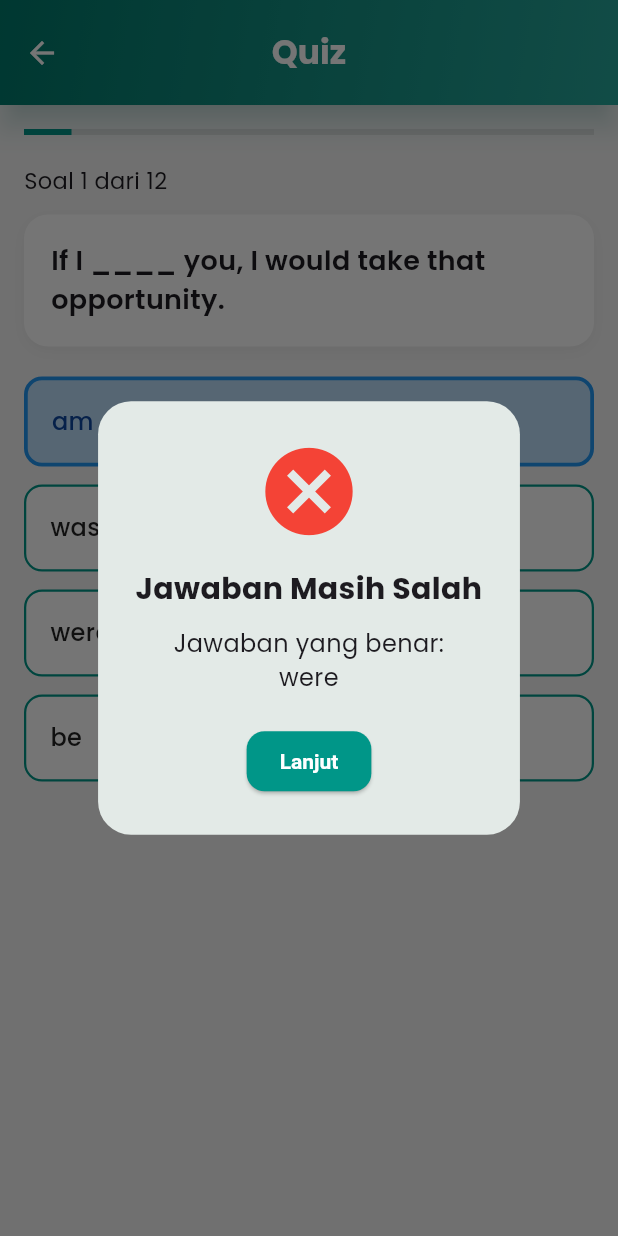
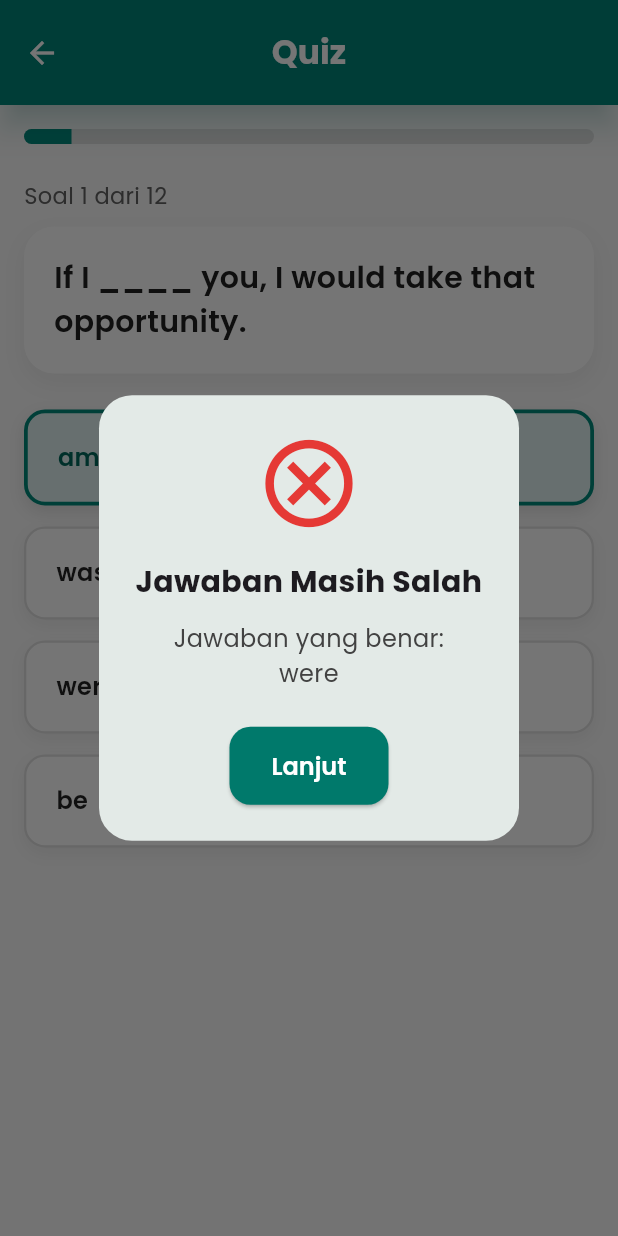
Before and after one commit to bilanakiyut/proyek, a Flutter app: the QuizPage screen opened directly, after a tap on "am", on a phone screen of 412 x 824 dp. Run offline on Flutter 3.47's test engine with Material 3 defaults, Android fonts, the phone set to English and light mode, and no system bars; our stand-ins replace google_fonts, lottie, shared_preferences, youtube_player_flutter; accounts and stored records are empty.

Commit message:
Update quiz_page.dart

```diff
--- a/lib/pages/quiz_page.dart
+++ b/lib/pages/quiz_page.dart
@@ -23,7 +23,6 @@ class _QuizPageState extends State<QuizPage> {
   int _currentIndex = 0;
   int _score = 0;
   int? selectedIndex;
-
   Map<String, String> _selectedMatches = {};
 
   @override
@@ -32,9 +31,6 @@ class _QuizPageState extends State<QuizPage> {
     _questions = widget.questions;
   }
 
-  // ==========================
-  //        ALERT BAGUS
-  // ==========================
   void _showAlert(bool isCorrect, {String? correctText}) {
     showDialog(
       context: context,
@@ -42,50 +38,52 @@ class _QuizPageState extends State<QuizPage> {
       builder: (_) => Dialog(
         shape: RoundedRectangleBorder(borderRadius: BorderRadius.circular(22)),
         child: Padding(
-          padding: const EdgeInsets.all(25),
+          padding: const EdgeInsets.all(24),
           child: Column(
             mainAxisSize: MainAxisSize.min,
             children: [
               Icon(
-                isCorrect ? Icons.check_circle : Icons.cancel,
+                isCorrect ? Icons.check_circle_outline : Icons.cancel_outlined,
                 size: 70,
-                color: isCorrect ? Colors.green : Colors.red,
+                color: isCorrect ? Colors.green.shade600 : Colors.red.shade600,
               ),
               const SizedBox(height: 16),
-
               Text(
                 isCorrect ? "Jawaban Kamu Benar!" : "Jawaban Masih Salah",
                 style: GoogleFonts.poppins(
                   fontSize: 20,
-                  fontWeight: FontWeight.bold,
+                  fontWeight: FontWeight.w700,
                 ),
                 textAlign: TextAlign.center,
               ),
-
               if (!isCorrect && correctText != null) ...[
-                const SizedBox(height: 10),
+                const SizedBox(height: 12),
                 Text(
                   "Jawaban yang benar:\n$correctText",
-                  style: GoogleFonts.poppins(fontSize: 16),
+                  style: GoogleFonts.poppins(
+                    fontSize: 16,
+                    color: Colors.grey.shade800,
+                  ),
                   textAlign: TextAlign.center,
                 ),
               ],
-
-              const SizedBox(height: 20),
+              const SizedBox(height: 24),
               ElevatedButton(
                 onPressed: () {
                   Navigator.pop(context);
                   _nextQuestion();
                 },
                 style: ElevatedButton.styleFrom(
-                  backgroundColor: Colors.teal,
-                  padding: const EdgeInsets.symmetric(
-                      vertical: 12, horizontal: 22),
+                  backgroundColor: Colors.teal.shade700,
+                  padding: const EdgeInsets.symmetric(vertical: 14, horizontal: 28),
                   shape: RoundedRectangleBorder(
-                    borderRadius: BorderRadius.circular(12),
+                    borderRadius: BorderRadius.circular(14),
                   ),
                 ),
-                child: const Text("Lanjut"),
+                child: Text(
+                  "Lanjut",
+                  style: GoogleFonts.poppins(fontSize: 16, fontWeight: FontWeight.w600),
+                ),
               )
             ],
           ),
@@ -94,9 +92,6 @@ class _QuizPageState extends State<QuizPage> {
     );
   }
 
-  // ==========================
-  //        CEK PILIHAN
-  // ==========================
   void _checkChoice(String answer) {
     final q = _questions[_currentIndex];
     bool correct =
@@ -107,9 +102,6 @@ class _QuizPageState extends State<QuizPage> {
     _showAlert(correct, correctText: q.correct);
   }
 
-  // ==========================
-  //    CEK MATCHING
-  // ==========================
   void _checkMatching() {
     final q = _questions[_currentIndex];
     bool correct = true;
@@ -127,15 +119,12 @@ class _QuizPageState extends State<QuizPage> {
     _showAlert(correct, correctText: correctText);
   }
 
-  // ==========================
-  //    NEXT QUESTION
-  // ==========================
   void _nextQuestion() async {
     if (_currentIndex < _questions.length - 1) {
       setState(() {
         _currentIndex++;
-        selectedIndex = null;        // reset pilihan
-        _selectedMatches.clear();     // reset matching
+        selectedIndex = null;
+        _selectedMatches.clear();
       });
       return;
     }
@@ -159,22 +148,10 @@ class _QuizPageState extends State<QuizPage> {
     final q = _questions[_currentIndex];
 
     return Scaffold(
-      backgroundColor: Colors.grey[100],
+      backgroundColor: Colors.grey.shade50,
       appBar: AppBar(
-      toolbarHeight: 70,
-      automaticallyImplyLeading: true,
-      flexibleSpace: Container(
-        decoration: BoxDecoration(
-          gradient: LinearGradient(
-            colors: [
-              Colors.teal.shade700,
-              Colors.teal.shade400,
-            ],
-            begin: Alignment.topLeft,
-            end: Alignment.bottomRight,
-          ),
-        ),
-      ),
+        toolbarHeight: 70,
+        backgroundColor: Colors.teal.shade600,
         elevation: 8,
         shadowColor: Colors.teal.withOpacity(0.4),
         title: Text(
@@ -186,56 +163,60 @@ class _QuizPageState extends State<QuizPage> {
           ),
         ),
         centerTitle: true,
-        ),
+      ),
       body: Padding(
         padding: const EdgeInsets.all(16),
         child: Column(
           crossAxisAlignment: CrossAxisAlignment.start,
           children: [
-            // ==========================
-            //    PROGRESS BAR
-            // ==========================
-            LinearProgressIndicator(
-              value: (_currentIndex + 1) / _questions.length,
-              color: Colors.teal,
-              backgroundColor: Colors.grey[300],
+            // Progress bar
+            ClipRRect(
+              borderRadius: BorderRadius.circular(8),
+              child: LinearProgressIndicator(
+                value: (_currentIndex + 1) / _questions.length,
+                color: Colors.teal.shade600,
+                backgroundColor: Colors.grey.shade300,
+                minHeight: 10,
+              ),
             ),
-            const SizedBox(height: 20),
+            const SizedBox(height: 24),
 
-            Text("Soal ${_currentIndex + 1} dari ${_questions.length}",
-                style: GoogleFonts.poppins(fontSize: 15)),
-            const SizedBox(height: 12),
+            // Text Soal
+            Text(
+              "Soal ${_currentIndex + 1} dari ${_questions.length}",
+              style: GoogleFonts.poppins(
+                fontSize: 15,
+                color: Colors.grey.shade700,
+              ),
+            ),
+            const SizedBox(height: 10),
 
-            // ==========================
-            //         KOTAK SOAL
-            // ==========================
             Container(
               width: double.infinity,
-              padding: const EdgeInsets.all(18),
-              margin: const EdgeInsets.only(bottom: 20),
+              padding: const EdgeInsets.all(20),
+              margin: const EdgeInsets.only(bottom: 24),
               decoration: BoxDecoration(
                 color: Colors.white,
-                borderRadius: BorderRadius.circular(16),
+                borderRadius: BorderRadius.circular(20),
                 boxShadow: [
                   BoxShadow(
                     color: Colors.black.withOpacity(0.05),
-                    blurRadius: 8,
-                    offset: Offset(0, 3),
+                    blurRadius: 12,
+                    offset: const Offset(0, 6),
                   ),
                 ],
               ),
               child: Text(
                 q.question,
                 style: GoogleFonts.poppins(
-                  fontSize: 18,
+                  fontSize: 20,
                   fontWeight: FontWeight.w600,
+                  color: Colors.grey.shade900,
                 ),
               ),
             ),
 
-            // ==========================
-            //     JENIS PILIHAN GANDA
-            // ==========================
+            // Pilihan Ganda
             if (q.type == "choice")
               ...q.options!.asMap().entries.map((entry) {
                 int index = entry.key;
@@ -250,34 +231,36 @@ class _QuizPageState extends State<QuizPage> {
                   },
                   child: Container(
                     width: double.infinity,
-                    padding: const EdgeInsets.symmetric(
-                        vertical: 16, horizontal: 16),
-                    margin: const EdgeInsets.only(bottom: 12),
+                    padding: const EdgeInsets.symmetric(vertical: 18, horizontal: 20),
+                    margin: const EdgeInsets.only(bottom: 14),
                     decoration: BoxDecoration(
-                      color: isSelected ? Colors.blue.shade100 : Colors.white,
-                      borderRadius: BorderRadius.circular(12),
+                      color: isSelected ? Colors.teal.shade50 : Colors.white,
+                      borderRadius: BorderRadius.circular(14),
                       border: Border.all(
-                        color: isSelected ? Colors.blue : Colors.teal,
+                        color: isSelected ? Colors.teal.shade600 : Colors.grey.shade300,
                         width: isSelected ? 2.5 : 1.5,
                       ),
+                      boxShadow: [
+                        BoxShadow(
+                          color: Colors.black.withOpacity(isSelected ? 0.1 : 0.05),
+                          blurRadius: 8,
+                          offset: const Offset(0, 4),
+                        ),
+                      ],
                     ),
                     child: Text(
                       opt,
-                      style: TextStyle(
+                      style: GoogleFonts.poppins(
                         fontSize: 16,
-                        fontWeight: FontWeight.w500,
-                        color: isSelected
-                            ? Colors.blue.shade900
-                            : Colors.black87,
+                        fontWeight: FontWeight.w600,
+                        color: isSelected ? Colors.teal.shade800 : Colors.black87,
                       ),
                     ),
                   ),
                 );
               }),
 
-            // ==========================
-            //     MATCHING TYPE
-            // ==========================
+            // Matching
             if (q.type == "matching")
               Expanded(
                 child: Column(
@@ -292,18 +275,33 @@ class _QuizPageState extends State<QuizPage> {
                                   data: left,
                                   feedback: Material(
                                     color: Colors.transparent,
-                                    child: Text(
-                                      left,
-                                      style: const TextStyle(
-                                          fontSize: 18, color: Colors.teal),
+                                    child: Container(
+                                      padding: const EdgeInsets.symmetric(horizontal: 12, vertical: 8),
+                                      decoration: BoxDecoration(
+                                        color: Colors.teal.shade100,
+                                        borderRadius: BorderRadius.circular(8),
+                                      ),
+                                      child: Text(
+                                        left,
+                                        style: GoogleFonts.poppins(
+                                          fontSize: 18,
+                                          color: Colors.teal.shade700,
+                                          fontWeight: FontWeight.w600,
+                                        ),
+                                      ),
                                     ),
                                   ),
-                                  child: ListTile(title: Text(left)),
+                                  child: ListTile(
+                                    title: Text(
+                                      left,
+                                      style: GoogleFonts.poppins(fontSize: 16),
+                                    ),
+                                  ),
                                 ),
                               ).toList(),
                             ),
                           ),
-
+                          const SizedBox(width: 12),
                           Expanded(
                             child: ListView(
                               children: q.matchRight!.map(
@@ -320,16 +318,22 @@ class _QuizPageState extends State<QuizPage> {
                                       });
                                     },
                                     builder: (context, _, __) => Container(
-                                      padding: const EdgeInsets.all(12),
-                                      margin: const EdgeInsets.only(bottom: 10),
+                                      padding: const EdgeInsets.all(14),
+                                      margin: const EdgeInsets.only(bottom: 14),
                                       decoration: BoxDecoration(
-                                        border: Border.all(color: Colors.teal),
-                                        borderRadius: BorderRadius.circular(8),
+                                        border: Border.all(color: Colors.teal.shade400),
+                                        borderRadius: BorderRadius.circular(12),
+                                        color: matchedLeft != null ? Colors.teal.shade50 : Colors.white,
                                       ),
                                       child: Text(
                                         matchedLeft == null
                                             ? right
                                             : "$matchedLeft → $right",
+                                        style: GoogleFonts.poppins(
+                                          fontSize: 16,
+                                          color: Colors.teal.shade900,
+                                          fontWeight: FontWeight.w600,
+                                        ),
                                       ),
                                     ),
                                   );
@@ -341,19 +345,31 @@ class _QuizPageState extends State<QuizPage> {
                       ),
                     ),
 
+                    const SizedBox(height: 20),
+
                     ElevatedButton(
-                      onPressed: (_selectedMatches.length ==
-                              q.matchLeft!.length)
+                      onPressed: (_selectedMatches.length == q.matchLeft!.length)
                           ? _checkMatching
                           : null,
                       style: ElevatedButton.styleFrom(
-                        backgroundColor: Colors.teal,
+                        backgroundColor: Colors.teal.shade700,
+                        padding: const EdgeInsets.symmetric(vertical: 16, horizontal: 40),
+                        shape: RoundedRectangleBorder(
+                          borderRadius: BorderRadius.circular(14),
+                        ),
                       ),
-                      child: const Text("Check"),
+                      child: Text(
+                        "Check",
+                        style: GoogleFonts.poppins(
+                          fontSize: 18,
+                          fontWeight: FontWeight.w700,
+                          color: Colors.white,
+                        ),
+                      ),
                     ),
                   ],
                 ),
-              ),
+              )
           ],
         ),
       ),
```
